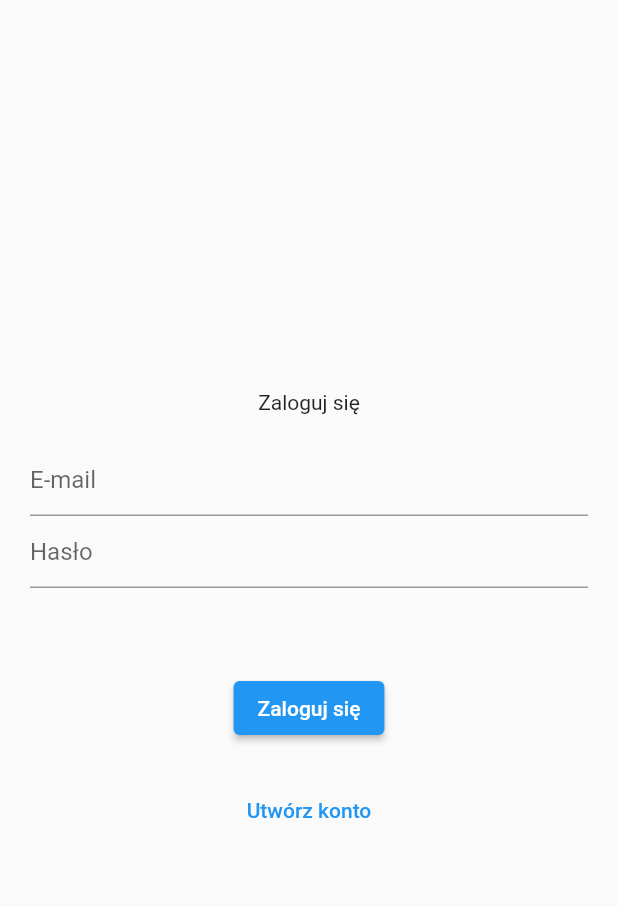
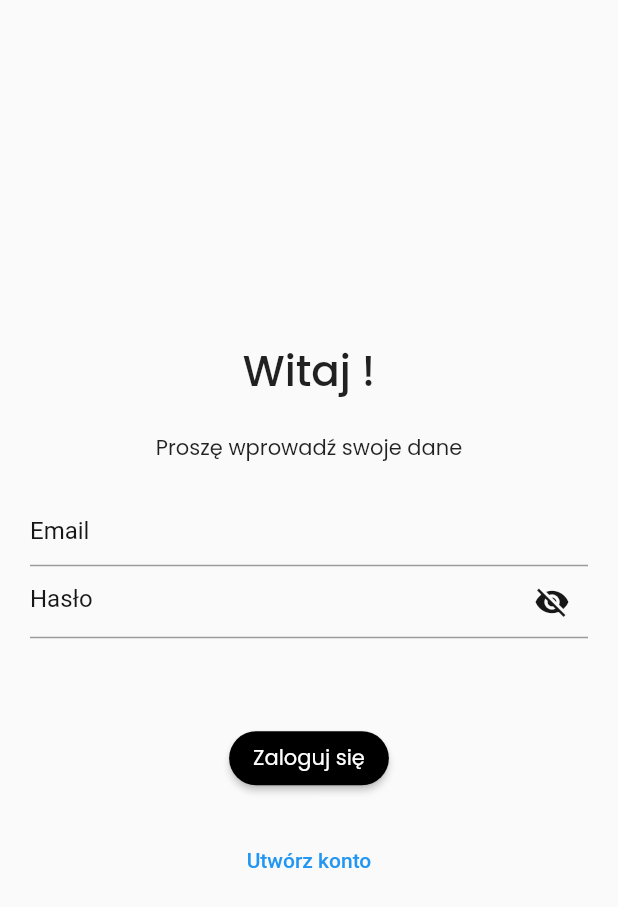
Before and after one commit to kamilgadek/controla, a Flutter app: the screen it shows after launch, on a phone screen of 412 x 824 dp. Shown: the top 907 px of the screen. Run offline on Flutter 3.47's test engine with Material 2 defaults, Android fonts, the light colour scheme and no system bars; our stand-ins replace cloud_firestore, firebase_auth, firebase_core, google_fonts; accounts and stored records are empty.

Commit message:
Add visibilty to pasword

```diff
--- a/lib/app/login/login_page.dart
+++ b/lib/app/login/login_page.dart
@@ -1,5 +1,6 @@
 import 'package:firebase_auth/firebase_auth.dart';
 import 'package:flutter/material.dart';
+import 'package:google_fonts/google_fonts.dart';
 
 class LoginPage extends StatefulWidget {
   LoginPage({
@@ -16,6 +17,7 @@ class LoginPage extends StatefulWidget {
 class _LoginPageState extends State<LoginPage> {
   var errorMessage = '';
   var isCreatingAccount = false;
+  bool _showPassword = false;
 
   @override
   Widget build(BuildContext context) {
@@ -26,18 +28,48 @@ class _LoginPageState extends State<LoginPage> {
           child: Column(
             mainAxisAlignment: MainAxisAlignment.center,
             children: [
-              Text(isCreatingAccount == true
-                  ? 'Zarejestruj się'
-                  : 'Zaloguj się'),
+              Text(
+                'Witaj !',
+                style: GoogleFonts.poppins(
+                    fontSize: 28, fontWeight: FontWeight.w500),
+              ),
+              const SizedBox(height: 20),
+              Text(
+                isCreatingAccount == true
+                    ? 'Zarejestruj się'
+                    : 'Proszę wprowadź swoje dane',
+                style: GoogleFonts.poppins(),
+              ),
               const SizedBox(height: 20),
               TextField(
                 controller: widget.emailController,
-                decoration: const InputDecoration(hintText: 'E-mail'),
+                decoration: const InputDecoration(
+                  hintText: 'Email',
+                  hintStyle: TextStyle(
+                    color: Color.fromARGB(255, 23, 23, 23),
+                  ),
+                ),
               ),
               TextField(
                 controller: widget.passwordController,
-                obscureText: true,
-                decoration: const InputDecoration(hintText: 'Hasło'),
+                obscureText: !_showPassword,
+                decoration: InputDecoration(
+                  hintText: 'Hasło',
+                  hintStyle: const TextStyle(
+                    color: Color.fromARGB(255, 23, 23, 23),
+                  ),
+                  suffixIcon: IconButton(
+                    icon: Icon(
+                      _showPassword ? Icons.visibility : Icons.visibility_off,
+                      color: const Color.fromARGB(255, 23, 23, 23),
+                    ),
+                    onPressed: () {
+                      setState(() {
+                        _showPassword = !_showPassword;
+                      });
+                    },
+                  ),
+                ),
               ),
               const SizedBox(height: 20),
               Text(errorMessage),
@@ -47,7 +79,8 @@ class _LoginPageState extends State<LoginPage> {
                   if (isCreatingAccount == true) {
                     //rejestracja
                     try {
-                      await FirebaseAuth.instance.createUserWithEmailAndPassword(
+                      await FirebaseAuth.instance
+                          .createUserWithEmailAndPassword(
                         email: widget.emailController.text,
                         password: widget.passwordController.text,
                       );
@@ -70,6 +103,17 @@ class _LoginPageState extends State<LoginPage> {
                     }
                   }
                 },
+                style: ElevatedButton.styleFrom(
+                  backgroundColor: Colors.black,
+                  shape: RoundedRectangleBorder(
+                    borderRadius: BorderRadius.circular(30),
+                  ),
+                  textStyle: GoogleFonts.poppins(
+                  textStyle: const TextStyle(
+                    color: Colors.white,
+                  ),
+                  ),
+                ),
                 child: Text(isCreatingAccount == true
                     ? 'Zarejestruj się'
                     : 'Zaloguj się'),
--- a/pubspec.yaml
+++ b/pubspec.yaml
@@ -32,9 +32,11 @@ dependencies:
     sdk: flutter
 
 
+
   # The following adds the Cupertino Icons font to your application.
   # Use with the CupertinoIcons class for iOS style icons.
   cupertino_icons: ^1.0.2
+  google_fonts: ^2.1.0
   firebase_core: ^2.15.1
   firebase_auth: ^4.9.0
   cloud_firestore: ^4.9.1
```
Also changed, not shown: lib/app/home/home_page.dart (+6 -2 lines), lib/app/home/value/value_page_conent.dart (+26 -4 lines), pubspec.lock, 1 other file.
